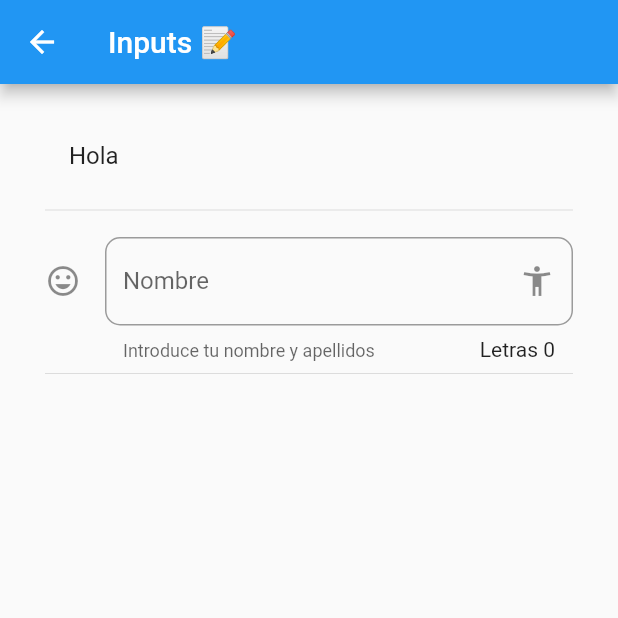
After one commit to JHORJE18/Flutter_Componentes, a Flutter app: the InputPage screen opened by its route, on a phone screen of 412 x 824 dp, the top half of it. The commit adds this screen. Run offline on Flutter 3.47's test engine with Material 2 defaults, Android fonts, the phone set to English and light mode, and no system bars.

Commit message:
InputTextField

```diff
--- a/data/menu_opts.json
+++ b/data/menu_opts.json
@@ -20,6 +20,11 @@
             "ruta" : "animated",
             "icon" : "donut_large",
             "texto": "Animated Container"
+        },
+        {
+            "ruta" : "inputs",
+            "icon" : "input",
+            "texto": "Inputs"
         }
     ]
 }
--- /dev/null
+++ b/lib/src/pages/input_page.dart
@@ -0,0 +1,50 @@
+import 'package:flutter/material.dart';
+
+class InputPage extends StatefulWidget {
+  @override
+  _InputPageState createState() => _InputPageState();
+}
+
+class _InputPageState extends State<InputPage> {
+  String _nombre = '';
+
+  @override
+  Widget build(BuildContext context) {
+    return Scaffold(
+      appBar: AppBar(
+        title: Text('Inputs 📝'),
+      ),
+      body: ListView(
+        padding: EdgeInsets.symmetric(horizontal: 30.0, vertical: 20.0),
+        children: [
+          ListTile(
+            title: Text('Hola $_nombre'),
+          ),
+          Divider(),
+          SizedBox(height: 10),
+          _crearInput(),
+          Divider(),
+          SizedBox(height: 10),
+        ],
+      ),
+    );
+  }
+
+  Widget _crearInput() {
+    return TextField(
+      textCapitalization: TextCapitalization.sentences,
+      decoration: InputDecoration(
+          border: OutlineInputBorder(borderRadius: BorderRadius.circular(10)),
+          counter: Text('Letras ${_nombre.length}'),
+          hintText: 'Nombre y apellidos',
+          labelText: 'Nombre',
+          helperText: 'Introduce tu nombre y apellidos',
+          suffixIcon: Icon(Icons.accessibility_new),
+          icon: Icon(Icons.tag_faces)),
+      onChanged: (value) {
+        _nombre = value;
+        setState(() {});
+      },
+    );
+  }
+}
--- a/lib/src/routes/routes.dart
+++ b/lib/src/routes/routes.dart
@@ -3,6 +3,7 @@ import 'package:componentes/src/pages/animated_container_page.dart';
 import 'package:componentes/src/pages/avatar_page.dart';
 import 'package:componentes/src/pages/card_page.dart';
 import 'package:componentes/src/pages/home_page.dart';
+import 'package:componentes/src/pages/input_page.dart';
 import 'package:flutter/material.dart';
 
 Map<String, WidgetBuilder> getApplicationRoutes() {
@@ -11,7 +12,8 @@ Map<String, WidgetBuilder> getApplicationRoutes() {
     'alert': (BuildContext context) => AlertPage(),
     'avatar': (BuildContext context) => AvatarPage(),
     'card': (BuildContext context) => CardPage(),
-    'animated': (BuildContext context) => AnimatedContainerPage()
+    'animated': (BuildContext context) => AnimatedContainerPage(),
+    'inputs': (BuildContext context) => InputPage(),
   };
 }
 
--- a/lib/src/utils/icono_string_util.dart
+++ b/lib/src/utils/icono_string_util.dart
@@ -5,6 +5,7 @@ final _icons = <String, IconData>{
   'accessibility': Icons.accessibility,
   'folder_open': Icons.folder_open,
   'donut_large': Icons.donut_large,
+  'input': Icons.input,
 };
 
 Icon getIcon(String nombreIcono) {
```
